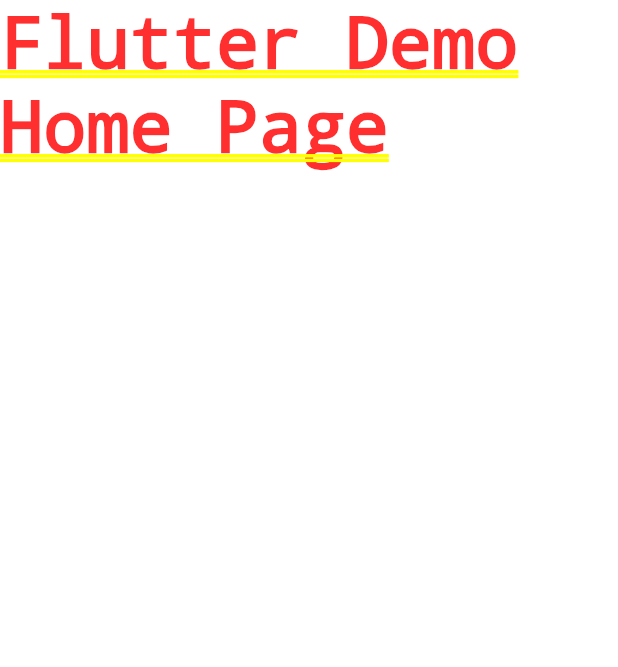
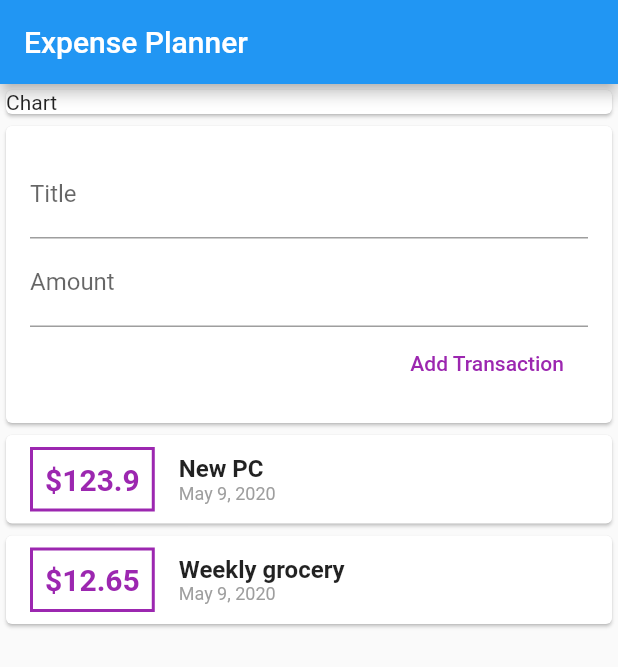
Before and after one commit to fbriansyah/expense_planner, a Flutter app: the screen it shows after launch, on a phone screen of 412 x 824 dp. Shown: the top 667 px of the screen. Run offline on Flutter 3.47's test engine with Material 2 defaults, Android fonts, the phone set to English and light mode, and no system bars.

Commit message:
add tx widget

```diff
--- a/lib/main.dart
+++ b/lib/main.dart
@@ -1,5 +1,6 @@
 import 'package:flutter/material.dart';
 
+import './widgets/user_transactions.dart';
 void main() => runApp(MyApp());
 
 class MyApp extends StatelessWidget {
@@ -11,7 +12,38 @@ class MyApp extends StatelessWidget {
       theme: ThemeData(
         primarySwatch: Colors.blue,
       ),
-      home: Text('Flutter Demo Home Page'),
+      home: HomePage(),
     );
   }
 }
+
+class HomePage extends StatelessWidget {
+
+  // String titleInput;
+  // String amountInput;
+  final TextEditingController titleController = TextEditingController();
+  final TextEditingController amountController = TextEditingController();
+
+  @override
+  Widget build(BuildContext context) {
+    return Scaffold(
+      appBar: AppBar(
+        title: Text('Expense Planner'),
+      ),
+      body: Center(
+        child: Column(
+          crossAxisAlignment: CrossAxisAlignment.stretch,
+          children: <Widget>[
+            Container(
+              width: double.infinity,
+              child: Card(
+                child: Text('Chart'),
+              ),
+            ),
+            UserTransaction(),
+          ],
+        ),
+      ),
+    );
+  }
+}
--- /dev/null
+++ b/lib/models/transaction.dart
@@ -0,0 +1,15 @@
+import 'package:flutter/foundation.dart';
+
+class Transaction {
+  final String id;
+  final String title;
+  final double amount;
+  final DateTime date;
+
+  Transaction({
+    @required this.id,
+    @required this.title,
+    @required this.amount,
+    @required this.date,
+  });
+}
--- /dev/null
+++ b/lib/widgets/new_transaction.dart
@@ -0,0 +1,43 @@
+import 'package:flutter/material.dart';
+
+class NewTransaction extends StatelessWidget {
+  final TextEditingController titleController = TextEditingController();
+  final TextEditingController amountController = TextEditingController();
+  final Function onAdd;
+
+  NewTransaction(this.onAdd);
+
+  @override
+  Widget build(BuildContext context) {
+    return Card(
+              child: Padding(
+                padding: const EdgeInsets.all(16.0),
+                child: Column(
+                  crossAxisAlignment: CrossAxisAlignment.end,
+                  children: <Widget>[
+                    TextField(
+                      decoration: InputDecoration(labelText: 'Title'),
+                      controller: titleController,
+                      // onChanged: (val) => titleInput = val,
+                    ),
+                    TextField(
+                      decoration: InputDecoration(labelText: 'Amount'),
+                      controller: amountController,
+                      // onChanged: (val) => amountInput = val,
+                    ),
+                    FlatButton(
+                      child: Text('Add Transaction'),
+                      onPressed: () {
+                        double txAmount = double.parse(amountController.text);
+                        String txTitle = titleController.text;
+
+                        this.onAdd(txTitle, txAmount);
+                      },
+                      textColor: Colors.purple,
+                    )
+                  ],
+                ),
+              ),
+            );
+  }
+}
--- /dev/null
+++ b/lib/widgets/transaction_list.dart
@@ -0,0 +1,64 @@
+import 'package:flutter/material.dart';
+import 'package:intl/intl.dart';
+
+import '../models/transaction.dart';
+
+class TransactionList extends StatelessWidget {
+  final List<Transaction> transaction;
+
+  TransactionList(this.transaction);
+
+  @override
+  Widget build(BuildContext context) {
+    return Column(
+              children: transaction.map((tx) {
+                return Card(
+                  child: Row(
+                    children: <Widget>[
+                      Container(
+                        margin: EdgeInsets.symmetric(
+                          vertical: 8.0,
+                          horizontal: 16.0,
+                        ),
+                        padding: EdgeInsets.all(8.0),
+                        decoration: BoxDecoration(
+                          border: Border.all(
+                            color: Colors.purple,
+                            width: 2,
+                          ),
+                        ),
+                        child: Text(
+                          '\$${tx.amount}',
+                          style: TextStyle(
+                            fontWeight: FontWeight.bold,
+                            fontSize: 20,
+                            color: Colors.purple,
+                          ),
+                        ),
+                      ),
+                      Column(
+                        crossAxisAlignment: CrossAxisAlignment.start,
+                        children: <Widget>[
+                          Text(
+                            tx.title,
+                            style: TextStyle(
+                              fontSize: 16,
+                              fontWeight: FontWeight.bold,
+                            ),
+                          ),
+                          Text(
+                            DateFormat().add_yMMMd().format(tx.date),
+                            style: TextStyle(
+                              fontSize: 12,
+                              color: Colors.grey,
+                            ),
+                          ),
+                        ],
+                      )
+                    ],
+                  ),
+                );
+              }).toList(),
+            );
+  }
+}
--- /dev/null
+++ b/lib/widgets/user_transactions.dart
@@ -0,0 +1,50 @@
+import 'package:flutter/material.dart';
+
+import './transaction_list.dart';
+import './new_transaction.dart';
+import '../models/transaction.dart';
+
+class UserTransaction extends StatefulWidget {
+  @override
+  _UserTransactionState createState() => _UserTransactionState();
+}
+
+class _UserTransactionState extends State<UserTransaction> {
+  final List<Transaction> _userTransactions = [
+    Transaction(
+      id: 'tx01',
+      title: 'New PC',
+      amount: 123.9,
+      date: DateTime.now(),
+    ),
+    Transaction(
+      id: 'tx02',
+      title: 'Weekly grocery',
+      amount: 12.65,
+      date: DateTime.now(),
+    ),
+  ];
+
+  void _addTransaction(String txTitle, double txAmount) {
+    final newTx = Transaction(
+      title: txTitle,
+      amount: txAmount,
+      date: DateTime.now(),
+      id: DateTime.now().toString(),
+    );
+
+    setState(() {
+      _userTransactions.add(newTx);
+    });
+  }
+
+  @override
+  Widget build(BuildContext context) {
+    return Column(
+      children: <Widget>[
+        NewTransaction(_addTransaction),
+        TransactionList(_userTransactions),
+      ],
+    );
+  }
+}
--- a/pubspec.yaml
+++ b/pubspec.yaml
@@ -19,6 +19,7 @@ environment:
 dependencies:
   flutter:
     sdk: flutter
+  intl: ^0.16.1
 
   # The following adds the Cupertino Icons font to your application.
   # Use with the CupertinoIcons class for iOS style icons.
```
Also changed, not shown: pubspec.lock, 2 other files.
